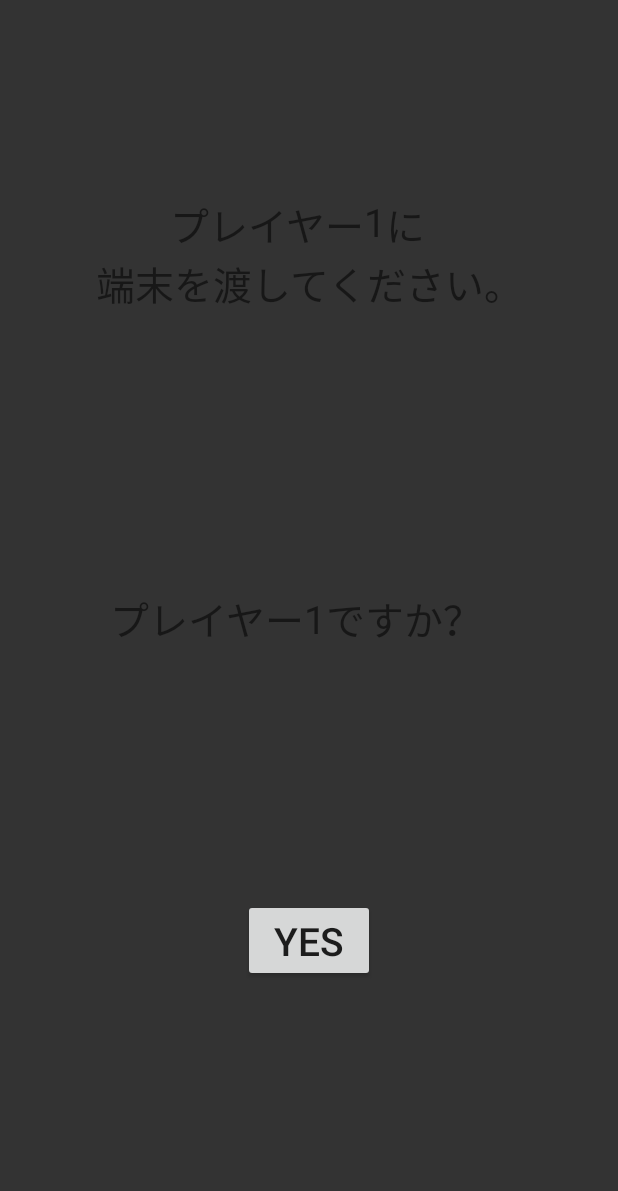
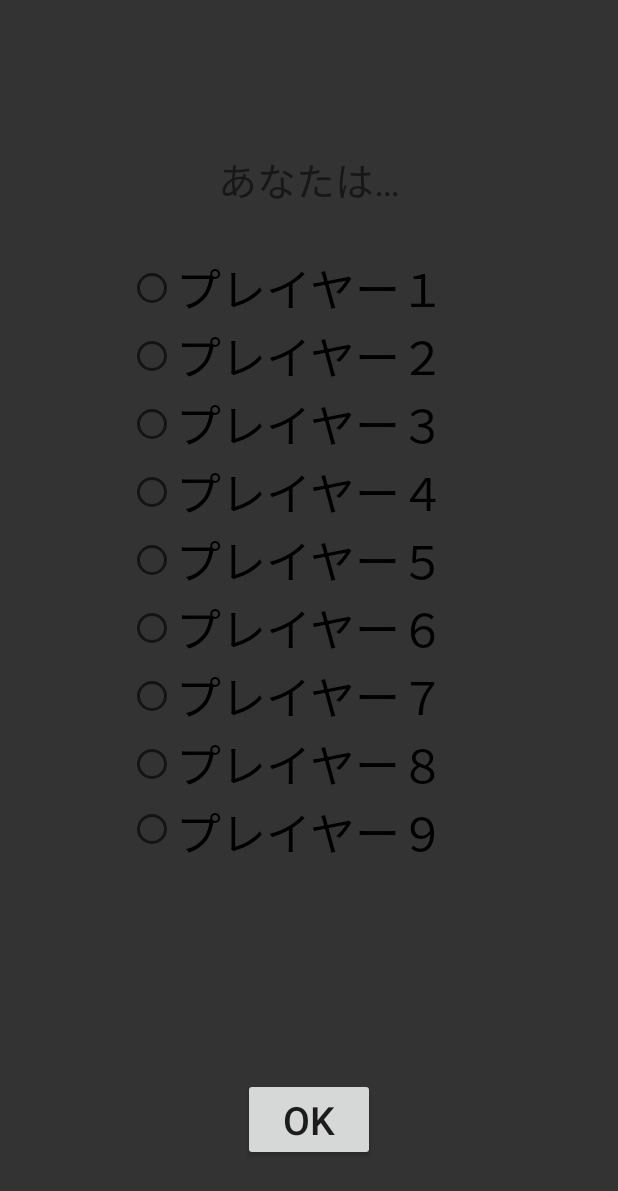
Before and after one commit to konan-pbl-2020/Gankyo, an Android app: the layout activity_werewolf_confirmation.xml on its own in the app's theme, with its tools: preview values and no code run, on a phone screen of 412 x 824 dp. Shown: the top 1191 px of the screen. Run offline under Robolectric (Android 15) with nearby library versions, the phone set to English and light mode, and no system bars.

Commit message:
人狼作業中

```diff
--- a/app/src/main/res/layout/activity_werewolf_confirmation.xml
+++ b/app/src/main/res/layout/activity_werewolf_confirmation.xml
@@ -7,89 +7,106 @@
     android:background="#333333">
 
     <TextView
-        android:id="@+id/pnText2"
-        android:layout_width="wrap_content"
-        android:layout_height="wrap_content"
-        android:text="1"
-        android:textSize="26sp"
-        app:layout_constraintBottom_toBottomOf="parent"
-        app:layout_constraintEnd_toStartOf="@+id/text5"
-        app:layout_constraintStart_toEndOf="@+id/text4"
-        app:layout_constraintTop_toTopOf="parent" />
-
-    <TextView
         android:id="@+id/text"
         android:layout_width="wrap_content"
         android:layout_height="wrap_content"
-        android:layout_marginTop="130dp"
-        android:text="プレイヤー"
+        android:layout_marginTop="100dp"
+        android:text="あなたは…"
         android:textSize="26sp"
         app:layout_constraintEnd_toEndOf="parent"
-        app:layout_constraintHorizontal_bias="0.4"
+        app:layout_constraintHorizontal_bias="0.5"
         app:layout_constraintStart_toStartOf="parent"
-        app:layout_constraintTop_toTopOf="parent" />
-
-    <TextView
-        android:id="@+id/pnText"
-        android:layout_width="wrap_content"
-        android:layout_height="wrap_content"
-        android:layout_marginTop="130dp"
-        android:text="1"
-        android:textSize="26sp"
-        app:layout_constraintStart_toEndOf="@+id/text"
-        app:layout_constraintTop_toTopOf="parent" />
-
-    <TextView
-        android:id="@+id/text2"
-        android:layout_width="wrap_content"
-        android:layout_height="wrap_content"
-        android:layout_marginTop="130dp"
-        android:text="に"
-        android:textSize="26sp"
-        app:layout_constraintStart_toEndOf="@+id/pnText"
-        app:layout_constraintTop_toTopOf="parent" />
-
-    <TextView
-        android:id="@+id/text3"
-        android:layout_width="wrap_content"
-        android:layout_height="wrap_content"
-        android:text="端末を渡してください。"
-        android:textSize="26sp"
-        app:layout_constraintEnd_toEndOf="parent"
-        app:layout_constraintStart_toStartOf="parent"
-        app:layout_constraintTop_toBottomOf="@+id/text" />
-
-    <TextView
-        android:id="@+id/text4"
-        android:layout_width="wrap_content"
-        android:layout_height="wrap_content"
-        android:text="プレイヤー"
-        android:textSize="26sp"
-        app:layout_constraintBottom_toBottomOf="parent"
-        app:layout_constraintEnd_toEndOf="parent"
-        app:layout_constraintHorizontal_bias="0.26"
-        app:layout_constraintStart_toStartOf="parent"
-        app:layout_constraintTop_toTopOf="parent" />
-
-    <TextView
-        android:id="@+id/text5"
-        android:layout_width="wrap_content"
-        android:layout_height="wrap_content"
-        android:text="ですか？"
-        android:textSize="26sp"
-        app:layout_constraintBottom_toBottomOf="parent"
-        app:layout_constraintStart_toEndOf="@+id/pnText2"
         app:layout_constraintTop_toTopOf="parent" />
 
     <Button
         android:id="@+id/yes"
         android:layout_width="wrap_content"
         android:layout_height="wrap_content"
-        android:text="YES"
+        android:layout_marginBottom="50dp"
+        android:text="OK"
         android:textSize="26sp"
         app:layout_constraintBottom_toBottomOf="parent"
         app:layout_constraintEnd_toEndOf="parent"
+        app:layout_constraintStart_toStartOf="parent" />
+
+    <RadioGroup
+        android:id="@+id/pSelect"
+        android:layout_width="wrap_content"
+        android:layout_height="404dp"
+        android:layout_marginTop="30dp"
+        app:layout_constraintEnd_toEndOf="parent"
+        app:layout_constraintHorizontal_bias="0.5"
         app:layout_constraintStart_toStartOf="parent"
-        app:layout_constraintTop_toBottomOf="@+id/pnText2"
-        app:layout_constraintVertical_bias="0.5" />
+        app:layout_constraintTop_toBottomOf="@+id/text">
+
+        <RadioButton
+            android:id="@+id/radioButton1"
+            android:layout_width="match_parent"
+            android:layout_height="wrap_content"
+            android:text="プレイヤー１"
+            android:textSize="30sp" />
+
+        <RadioButton
+            android:id="@+id/radioButton2"
+            android:layout_width="match_parent"
+            android:layout_height="wrap_content"
+            android:text="プレイヤー２"
+            android:textSize="30sp" />
+
+        <RadioButton
+            android:id="@+id/radioButton3"
+            android:layout_width="match_parent"
+            android:layout_height="wrap_content"
+            android:text="プレイヤー３"
+            android:textSize="30sp" />
+
+        <RadioButton
+            android:id="@+id/radioButton4"
+            android:layout_width="match_parent"
+            android:layout_height="wrap_content"
+            android:text="プレイヤー４"
+            android:textSize="30sp" />
+
+        <RadioButton
+            android:id="@+id/radioButton5"
+            android:layout_width="match_parent"
+            android:layout_height="wrap_content"
+            android:text="プレイヤー５"
+            android:textSize="30sp" />
+
+        <RadioButton
+            android:id="@+id/radioButton6"
+            android:layout_width="match_parent"
+            android:layout_height="wrap_content"
+            android:text="プレイヤー６"
+            android:textSize="30sp" />
+
+        <RadioButton
+            android:id="@+id/radioButton7"
+            android:layout_width="match_parent"
+            android:layout_height="wrap_content"
+            android:text="プレイヤー７"
+            android:textSize="30sp" />
+
+        <RadioButton
+            android:id="@+id/radioButton8"
+            android:layout_width="match_parent"
+            android:layout_height="wrap_content"
+            android:text="プレイヤー８"
+            android:textSize="30sp" />
+
+        <RadioButton
+            android:id="@+id/radioButton9"
+            android:layout_width="match_parent"
+            android:layout_height="wrap_content"
+            android:text="プレイヤー９"
+            android:textSize="30sp" />
+
+        <RadioButton
+            android:id="@+id/radioButton10"
+            android:layout_width="match_parent"
+            android:layout_height="wrap_content"
+            android:text="プレイヤー１０"
+            android:textSize="30sp" />
+    </RadioGroup>
 </androidx.constraintlayout.widget.ConstraintLayout>
```
Also changed, not shown: app/src/main/java/com/example/HelloWorld/Werewolf.java (+32 -40 lines).
